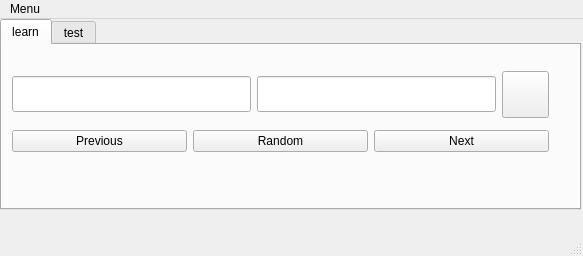
zielaskowski/words, file qt_gui/main_window.ui: the form before one commit.
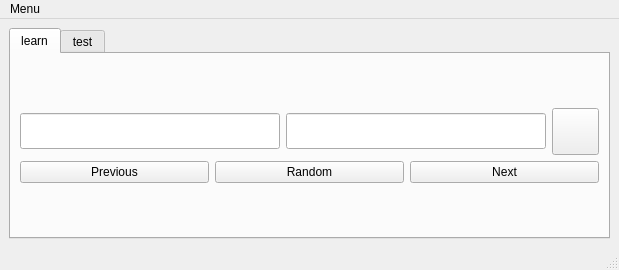
The form after the commit. Icons and pictures are not drawn.

The edit to the form file:
```diff
--- a/qt_gui/main_window.ui
+++ b/qt_gui/main_window.ui
@@ -6,25 +6,19 @@
    <rect>
     <x>0</x>
     <y>0</y>
-    <width>583</width>
-    <height>256</height>
+    <width>619</width>
+    <height>270</height>
    </rect>
   </property>
   <property name="windowTitle">
    <string>Learn Words</string>
   </property>
   <widget class="QWidget" name="centralwidget">
+   <layout class="QHBoxLayout" name="horizontalLayout_3">
+    <item>
    <widget class="QTabWidget" name="tabWidget">
-    <property name="geometry">
-     <rect>
-      <x>0</x>
-      <y>0</y>
-      <width>581</width>
-      <height>191</height>
-     </rect>
-    </property>
     <property name="sizePolicy">
-     <sizepolicy hsizetype="Maximum" vsizetype="Maximum">
+       <sizepolicy hsizetype="Expanding" vsizetype="Expanding">
       <horstretch>0</horstretch>
       <verstretch>0</verstretch>
      </sizepolicy>
@@ -36,15 +30,8 @@
      <attribute name="title">
       <string>learn</string>
      </attribute>
-     <widget class="QWidget" name="layoutWidget">
-      <property name="geometry">
-       <rect>
-        <x>10</x>
-        <y>20</y>
-        <width>537</width>
-        <height>94</height>
-       </rect>
-      </property>
+       <layout class="QVBoxLayout" name="verticalLayout_2">
+        <item>
       <layout class="QVBoxLayout" name="verticalLayout">
        <item>
         <layout class="QHBoxLayout" name="horizontalLayout">
@@ -110,6 +97,18 @@
         <layout class="QHBoxLayout" name="btns_lay">
          <item>
           <widget class="QPushButton" name="btn_previous">
+              <property name="sizePolicy">
+               <sizepolicy hsizetype="Expanding" vsizetype="Fixed">
+                <horstretch>0</horstretch>
+                <verstretch>0</verstretch>
+               </sizepolicy>
+              </property>
+              <property name="minimumSize">
+               <size>
+                <width>80</width>
+                <height>0</height>
+               </size>
+              </property>
            <property name="text">
             <string>Previous</string>
            </property>
@@ -117,6 +116,18 @@
          </item>
          <item>
           <widget class="QPushButton" name="btn_rand">
+              <property name="sizePolicy">
+               <sizepolicy hsizetype="Expanding" vsizetype="Fixed">
+                <horstretch>0</horstretch>
+                <verstretch>0</verstretch>
+               </sizepolicy>
+              </property>
+              <property name="minimumSize">
+               <size>
+                <width>80</width>
+                <height>0</height>
+               </size>
+              </property>
            <property name="text">
             <string>Random</string>
            </property>
@@ -124,6 +135,18 @@
          </item>
          <item>
           <widget class="QPushButton" name="btn_next">
+              <property name="sizePolicy">
+               <sizepolicy hsizetype="Expanding" vsizetype="Fixed">
+                <horstretch>0</horstretch>
+                <verstretch>0</verstretch>
+               </sizepolicy>
+              </property>
+              <property name="minimumSize">
+               <size>
+                <width>80</width>
+                <height>0</height>
+               </size>
+              </property>
            <property name="text">
             <string>Next</string>
            </property>
@@ -132,7 +155,8 @@
         </layout>
        </item>
       </layout>
-     </widget>
+        </item>
+       </layout>
     </widget>
     <widget class="QWidget" name="test">
      <attribute name="title">
@@ -140,13 +164,15 @@
      </attribute>
     </widget>
    </widget>
+    </item>
+   </layout>
   </widget>
   <widget class="QMenuBar" name="menubar">
    <property name="geometry">
     <rect>
      <x>0</x>
      <y>0</y>
-     <width>583</width>
+     <width>619</width>
      <height>30</height>
     </rect>
    </property>
```
Left out of the diff: 2 changed lines with no effect on the pictures. Lines whose indentation alone changed are shown as unchanged.
